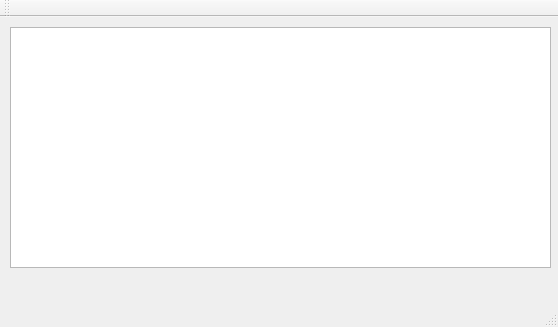
The window that untitled/mainwindow.ui (DaYmiHn/magaz_lubkin) describes before a commit, drawn with Qt 5.
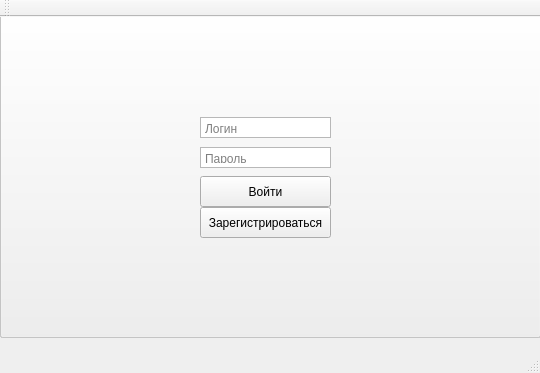
The same window after the commit.

Patch:
```diff
--- a/untitled/mainwindow.ui
+++ b/untitled/mainwindow.ui
@@ -6,14 +6,14 @@
    <rect>
     <x>0</x>
     <y>0</y>
-    <width>558</width>
-    <height>327</height>
+    <width>540</width>
+    <height>373</height>
    </rect>
   </property>
   <property name="maximumSize">
    <size>
-    <width>558</width>
-    <height>327</height>
+    <width>540</width>
+    <height>373</height>
    </size>
   </property>
   <property name="windowTitle">
@@ -23,13 +23,194 @@
    <widget class="QTableWidget" name="tableWidget">
     <property name="geometry">
      <rect>
-      <x>10</x>
-      <y>10</y>
+      <x>0</x>
+      <y>40</y>
       <width>541</width>
       <height>241</height>
      </rect>
     </property>
    </widget>
+   <widget class="QPushButton" name="pushButton">
+    <property name="enabled">
+     <bool>false</bool>
+    </property>
+    <property name="geometry">
+     <rect>
+      <x>0</x>
+      <y>-10</y>
+      <width>541</width>
+      <height>331</height>
+     </rect>
+    </property>
+    <property name="text">
+     <string/>
+    </property>
+   </widget>
+   <widget class="QPushButton" name="pushButton_2">
+    <property name="geometry">
+     <rect>
+      <x>200</x>
+      <y>159</y>
+      <width>131</width>
+      <height>31</height>
+     </rect>
+    </property>
+    <property name="text">
+     <string>Войти</string>
+    </property>
+   </widget>
+   <widget class="QTextEdit" name="textEdit">
+    <property name="geometry">
+     <rect>
+      <x>200</x>
+      <y>100</y>
+      <width>131</width>
+      <height>21</height>
+     </rect>
+    </property>
+    <property name="cursor" stdset="0">
+     <cursorShape>IBeamCursor</cursorShape>
+    </property>
+    <property name="autoFillBackground">
+     <bool>false</bool>
+    </property>
+    <property name="verticalScrollBarPolicy">
+     <enum>Qt::ScrollBarAlwaysOff</enum>
+    </property>
+    <property name="horizontalScrollBarPolicy">
+     <enum>Qt::ScrollBarAlwaysOff</enum>
+    </property>
+    <property name="html">
+     <string>&lt;!DOCTYPE HTML PUBLIC &quot;-//W3C//DTD HTML 4.0//EN&quot; &quot;http://www.w3.org/TR/REC-html40/strict.dtd&quot;&gt;
+&lt;html&gt;&lt;head&gt;&lt;meta name=&quot;qrichtext&quot; content=&quot;1&quot; /&gt;&lt;style type=&quot;text/css&quot;&gt;
+p, li { white-space: pre-wrap; }
+&lt;/style&gt;&lt;/head&gt;&lt;body style=&quot; font-family:'MS Shell Dlg 2'; font-size:8.25pt; font-weight:400; font-style:normal;&quot;&gt;
+&lt;p style=&quot;-qt-paragraph-type:empty; margin-top:0px; margin-bottom:0px; margin-left:0px; margin-right:0px; -qt-block-indent:0; text-indent:0px; font-size:8pt;&quot;&gt;&lt;br /&gt;&lt;/p&gt;&lt;/body&gt;&lt;/html&gt;</string>
+    </property>
+    <property name="placeholderText">
+     <string>Логин</string>
+    </property>
+   </widget>
+   <widget class="QTextEdit" name="textEdit_2">
+    <property name="geometry">
+     <rect>
+      <x>200</x>
+      <y>130</y>
+      <width>131</width>
+      <height>21</height>
+     </rect>
+    </property>
+    <property name="verticalScrollBarPolicy">
+     <enum>Qt::ScrollBarAlwaysOff</enum>
+    </property>
+    <property name="horizontalScrollBarPolicy">
+     <enum>Qt::ScrollBarAlwaysOff</enum>
+    </property>
+    <property name="placeholderText">
+     <string>Пароль</string>
+    </property>
+   </widget>
+   <widget class="QPushButton" name="pushButton_3">
+    <property name="geometry">
+     <rect>
+      <x>200</x>
+      <y>190</y>
+      <width>131</width>
+      <height>31</height>
+     </rect>
+    </property>
+    <property name="text">
+     <string>Зарегистрироваться</string>
+    </property>
+   </widget>
+   <widget class="QPushButton" name="pushButton_4">
+    <property name="geometry">
+     <rect>
+      <x>0</x>
+      <y>0</y>
+      <width>181</width>
+      <height>41</height>
+     </rect>
+    </property>
+    <property name="text">
+     <string>Корзина</string>
+    </property>
+   </widget>
+   <widget class="QPushButton" name="pushButton_5">
+    <property name="geometry">
+     <rect>
+      <x>180</x>
+      <y>0</y>
+      <width>181</width>
+      <height>41</height>
+     </rect>
+    </property>
+    <property name="text">
+     <string>История заказов</string>
+    </property>
+   </widget>
+   <widget class="QPushButton" name="pushButton_6">
+    <property name="geometry">
+     <rect>
+      <x>360</x>
+      <y>0</y>
+      <width>181</width>
+      <height>41</height>
+     </rect>
+    </property>
+    <property name="text">
+     <string>Выйти</string>
+    </property>
+   </widget>
+   <widget class="QComboBox" name="comboBox">
+    <property name="geometry">
+     <rect>
+      <x>0</x>
+      <y>280</y>
+      <width>271</width>
+      <height>41</height>
+     </rect>
+    </property>
+    <item>
+     <property name="text">
+      <string>Удаление</string>
+     </property>
+    </item>
+    <item>
+     <property name="text">
+      <string>Изменение</string>
+     </property>
+    </item>
+    <item>
+     <property name="text">
+      <string>Добавить</string>
+     </property>
+    </item>
+   </widget>
+   <widget class="QPushButton" name="pushButton_7">
+    <property name="geometry">
+     <rect>
+      <x>270</x>
+      <y>280</y>
+      <width>271</width>
+      <height>41</height>
+     </rect>
+    </property>
+    <property name="text">
+     <string>Выполнить</string>
+    </property>
+   </widget>
+   <zorder>tableWidget</zorder>
+   <zorder>pushButton_4</zorder>
+   <zorder>pushButton_5</zorder>
+   <zorder>pushButton_6</zorder>
+   <zorder>comboBox</zorder>
+   <zorder>pushButton_7</zorder>
+   <zorder>pushButton</zorder>
+   <zorder>pushButton_2</zorder>
+   <zorder>textEdit</zorder>
+   <zorder>textEdit_2</zorder>
+   <zorder>pushButton_3</zorder>
   </widget>
   <widget class="QMenuBar" name="menuBar">
    <property name="geometry">
```
Left out of the diff: 2 changed lines with no effect on the pictures.
